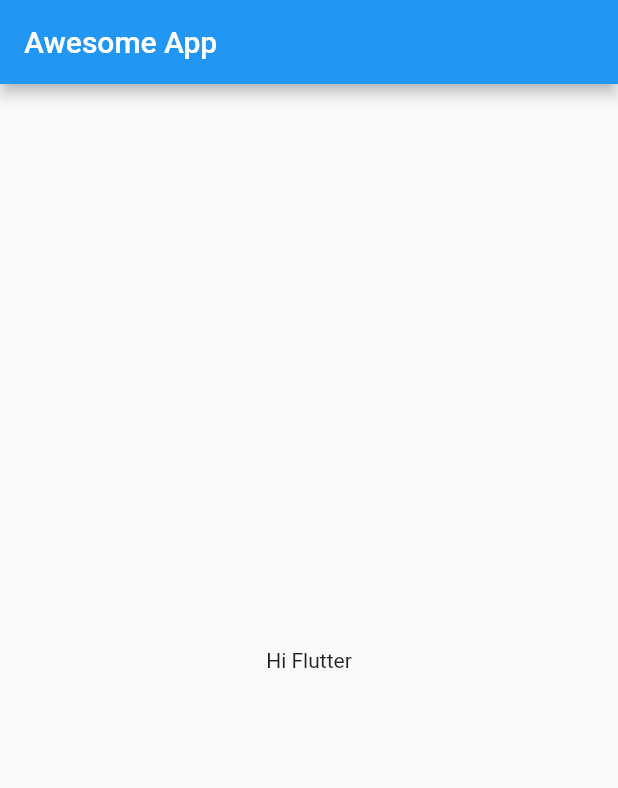
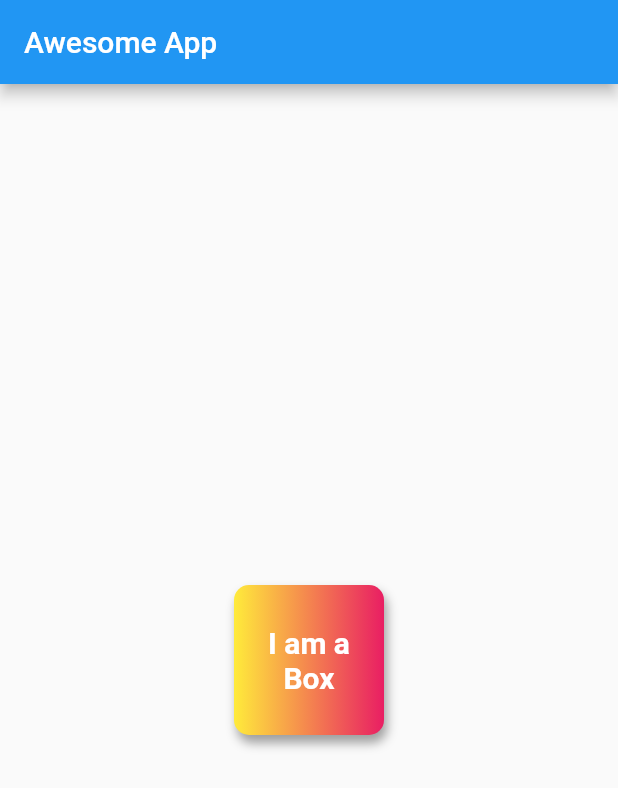
Before and after one commit to oyefalak/FlutterEssential, a Flutter app: the screen it shows after launch, on a phone screen of 412 x 824 dp. Shown: the top 788 px of the screen. Run offline on Flutter 3.47's test engine with Material 2 defaults, Android fonts, the phone set to English and light mode, and no system bars.

Commit message:
Chapter 2 completed

```diff
--- a/lib/main.dart
+++ b/lib/main.dart
@@ -18,9 +18,35 @@
       appBar: AppBar(
         title: Text("Awesome App"),
       ),
-      body: Container(
-        child: Center(child: Text("Hi Flutter")),
+      body: Center(
+        child: Container(
+          padding: const EdgeInsets.all(8),
+          alignment: Alignment.center,
+          width: 100,
+          height: 100,
+          decoration: BoxDecoration(
+            borderRadius: BorderRadius.circular(10),
+            boxShadow: [
+              BoxShadow(
+                color: Colors.grey,
+                blurRadius: 5,
+                offset: Offset(2.0, 5.0),
+              )
+            ],
+            color: Colors.teal,
+            gradient: LinearGradient(
+                colors: [Colors.yellow, Colors.pink],
+            ),
+          ),
+          child: Text("I am a Box",
+            textAlign: TextAlign.center,
+            style: TextStyle(
+            color: Colors.white,
+            fontWeight: FontWeight.bold,
+            fontSize: 20,
+          ),),
+        ),
       ),
-    );
+        );
   }
 }
```
